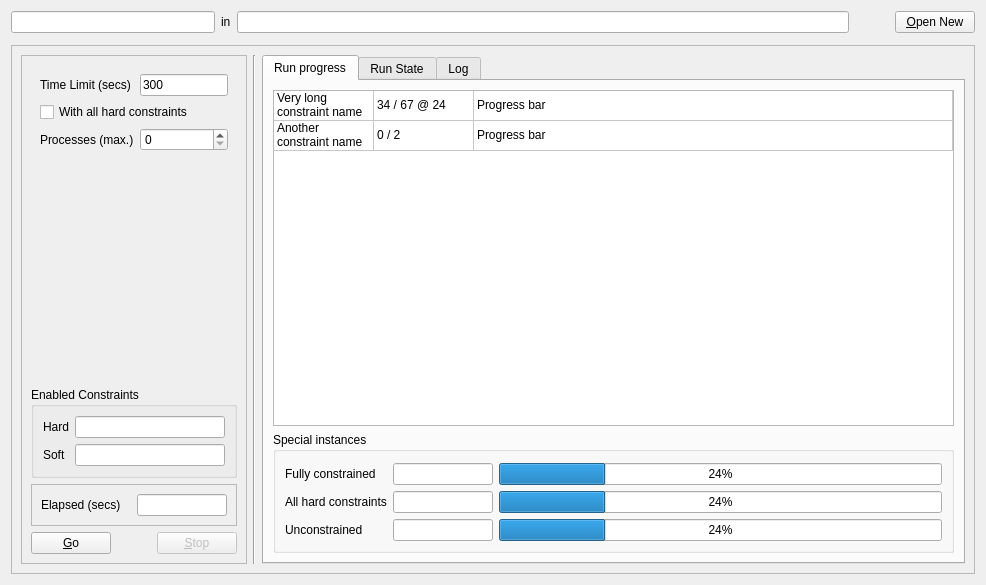
Before: the Qt Designer form gui/mainwindow.ui in gradgrind/fetrunner, drawn with Qt 5.
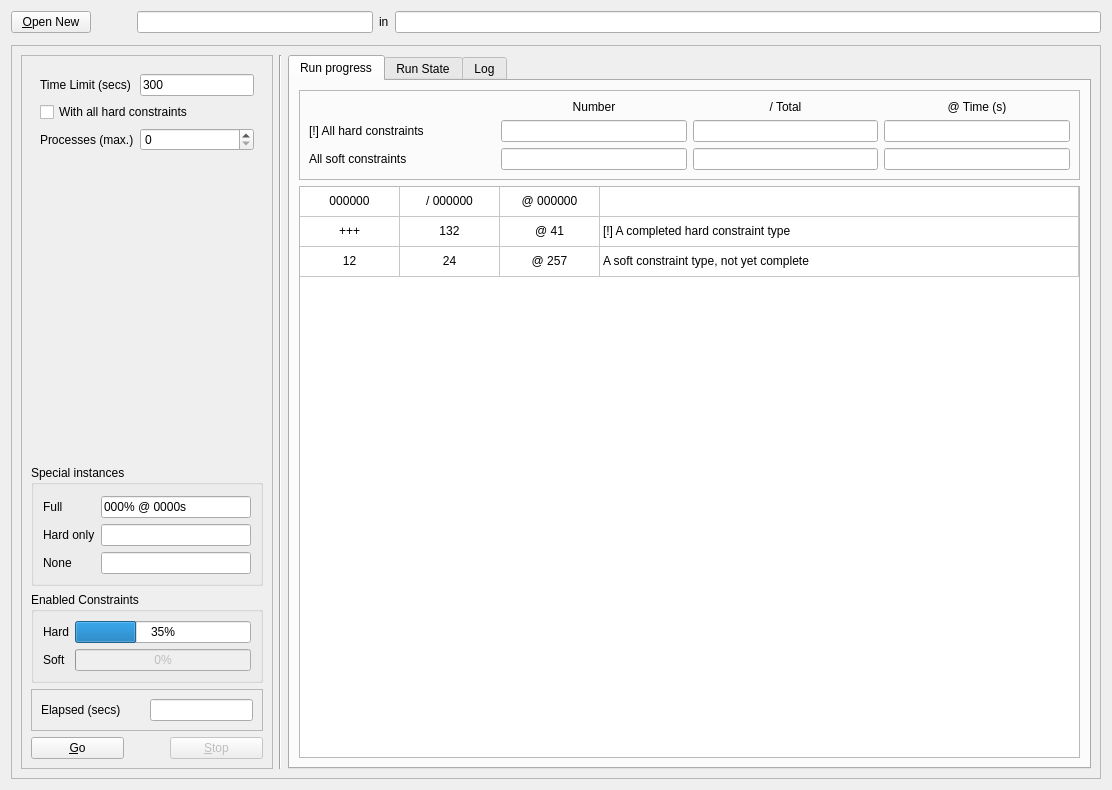
After: the same form once the commit is applied.

```diff
--- a/gui/mainwindow.ui
+++ b/gui/mainwindow.ui
@@ -6,8 +6,8 @@
    <rect>
     <x>0</x>
     <y>0</y>
-    <width>986</width>
-    <height>585</height>
+    <width>1112</width>
+    <height>790</height>
    </rect>
   </property>
   <property name="sizePolicy">
@@ -21,24 +21,11 @@
   </property>
   <layout class="QVBoxLayout" name="verticalLayout_4">
    <item>
-    <layout class="QHBoxLayout" name="horizontalLayout_3" stretch="1,0,3,0,0">
+    <layout class="QHBoxLayout" name="horizontalLayout_3" stretch="0,0,1,0,3">
      <item>
-      <widget class="QLineEdit" name="currentFile"/>
-     </item>
-     <item>
-      <widget class="QLabel" name="label">
+      <widget class="QPushButton" name="pb_open_new">
        <property name="text">
-        <string>in</string>
-       </property>
-      </widget>
-     </item>
-     <item>
-      <widget class="QLineEdit" name="currentDir">
-       <property name="text">
-        <string/>
-       </property>
-       <property name="readOnly">
-        <bool>true</bool>
+        <string>&amp;Open New</string>
        </property>
       </widget>
      </item>
@@ -59,9 +46,26 @@
       </spacer>
      </item>
      <item>
-      <widget class="QPushButton" name="pb_open_new">
+      <widget class="QLineEdit" name="currentFile">
+       <property name="readOnly">
+        <bool>true</bool>
+       </property>
+      </widget>
+     </item>
+     <item>
+      <widget class="QLabel" name="label">
        <property name="text">
-        <string>&amp;Open New</string>
+        <string>in</string>
+       </property>
+      </widget>
+     </item>
+     <item>
+      <widget class="QLineEdit" name="currentDir">
+       <property name="text">
+        <string/>
+       </property>
+       <property name="readOnly">
+        <bool>true</bool>
        </property>
       </widget>
      </item>
@@ -91,7 +95,7 @@
         <property name="frameShadow">
          <enum>QFrame::Shadow::Raised</enum>
         </property>
-        <layout class="QVBoxLayout" name="verticalLayout_3" stretch="1,0,0,0">
+        <layout class="QVBoxLayout" name="verticalLayout_3" stretch="1,0,0,0,0">
          <item>
           <widget class="QFrame" name="frame_parameters">
            <layout class="QFormLayout" name="formLayout">
@@ -170,6 +174,133 @@
            </layout>
           </widget>
          </item>
+         <item>
+          <widget class="QGroupBox" name="groupBox">
+           <property name="toolTip">
+            <string>Instances (runs) with fixed selections of constraints.</string>
+           </property>
+           <property name="title">
+            <string>Special instances</string>
+           </property>
+           <layout class="QGridLayout" name="gridLayout">
+            <item row="3" column="1">
+             <widget class="QLineEdit" name="progress_unconstrained">
+              <property name="sizePolicy">
+               <sizepolicy hsizetype="Ignored" vsizetype="Fixed">
+                <horstretch>0</horstretch>
+                <verstretch>0</verstretch>
+               </sizepolicy>
+              </property>
+              <property name="minimumSize">
+               <size>
+                <width>100</width>
+                <height>0</height>
+               </size>
+              </property>
+              <property name="toolTip">
+               <string/>
+              </property>
+              <property name="readOnly">
+               <bool>true</bool>
+              </property>
+             </widget>
+            </item>
+            <item row="2" column="1">
+             <widget class="QLineEdit" name="progress_hard_only">
+              <property name="sizePolicy">
+               <sizepolicy hsizetype="Ignored" vsizetype="Fixed">
+                <horstretch>0</horstretch>
+                <verstretch>0</verstretch>
+               </sizepolicy>
+              </property>
+              <property name="minimumSize">
+               <size>
+                <width>100</width>
+                <height>0</height>
+               </size>
+              </property>
+              <property name="toolTip">
+               <string/>
+              </property>
+              <property name="readOnly">
+               <bool>true</bool>
+              </property>
+             </widget>
+            </item>
+            <item row="3" column="0">
+             <widget class="QLabel" name="label_15">
+              <property name="toolTip">
+               <string>No constraints are enabled.</string>
+              </property>
+              <property name="text">
+               <string>None</string>
+              </property>
+             </widget>
+            </item>
+            <item row="1" column="1">
+             <widget class="QLineEdit" name="progress_complete">
+              <property name="sizePolicy">
+               <sizepolicy hsizetype="Ignored" vsizetype="Fixed">
+                <horstretch>0</horstretch>
+                <verstretch>0</verstretch>
+               </sizepolicy>
+              </property>
+              <property name="minimumSize">
+               <size>
+                <width>100</width>
+                <height>0</height>
+               </size>
+              </property>
+              <property name="toolTip">
+               <string/>
+              </property>
+              <property name="text">
+               <string>000% @ 0000s</string>
+              </property>
+              <property name="readOnly">
+               <bool>true</bool>
+              </property>
+             </widget>
+            </item>
+            <item row="1" column="0">
+             <widget class="QLabel" name="label_13">
+              <property name="toolTip">
+               <string>All constraints are enabled.</string>
+              </property>
+              <property name="text">
+               <string>Full</string>
+              </property>
+             </widget>
+            </item>
+            <item row="0" column="1">
+             <spacer name="horizontalSpacer_5">
+              <property name="orientation">
+               <enum>Qt::Orientation::Horizontal</enum>
+              </property>
+              <property name="sizeType">
+               <enum>QSizePolicy::Policy::Fixed</enum>
+              </property>
+              <property name="sizeHint" stdset="0">
+               <size>
+                <width>150</width>
+                <height>2</height>
+               </size>
+              </property>
+             </spacer>
+            </item>
+            <item row="2" column="0">
+             <widget class="QLabel" name="label_14">
+              <property name="toolTip">
+               <string>All hard constraints are enabled, no soft constraints.</string>
+              </property>
+              <property name="text">
+               <string>Hard only</string>
+              </property>
+             </widget>
+            </item>
+           </layout>
+          </widget>
+         </item>
          <item>
           <widget class="QGroupBox" name="groupBox_2">
            <property name="sizePolicy">
@@ -182,27 +313,14 @@
             <string>Enabled Constraints</string>
            </property>
            <layout class="QFormLayout" name="formLayout_2">
-            <item row="0" column="0">
+            <item row="1" column="0">
              <widget class="QLabel" name="label_2">
               <property name="text">
                <string>Hard</string>
               </property>
              </widget>
             </item>
-            <item row="0" column="1">
-             <widget class="QLineEdit" name="c_enabled_h">
-              <property name="sizePolicy">
-               <sizepolicy hsizetype="Ignored" vsizetype="Fixed">
-                <horstretch>0</horstretch>
-                <verstretch>0</verstretch>
-               </sizepolicy>
-              </property>
-              <property name="readOnly">
-               <bool>true</bool>
-              </property>
-             </widget>
-            </item>
-            <item row="1" column="0">
+            <item row="2" column="0">
              <widget class="QLabel" name="label_4">
               <property name="text">
                <string>Soft</string>
@@ -210,15 +328,43 @@
              </widget>
             </item>
             <item row="1" column="1">
-             <widget class="QLineEdit" name="c_enabled_s">
-              <property name="sizePolicy">
-               <sizepolicy hsizetype="Ignored" vsizetype="Fixed">
-                <horstretch>0</horstretch>
-                <verstretch>0</verstretch>
-               </sizepolicy>
+             <widget class="QProgressBar" name="progress_hard">
+              <property name="maximum">
+               <number>100</number>
               </property>
-              <property name="readOnly">
+              <property name="value">
+               <number>35</number>
+              </property>
+              <property name="textVisible">
                <bool>true</bool>
+              </property>
+              <property name="format">
+               <string>%p%</string>
+              </property>
+             </widget>
+            </item>
+            <item row="2" column="1">
+             <widget class="QProgressBar" name="progress_soft">
+              <property name="enabled">
+               <bool>false</bool>
+              </property>
+              <property name="minimum">
+               <number>0</number>
+              </property>
+              <property name="maximum">
+               <number>100</number>
+              </property>
+              <property name="value">
+               <number>0</number>
+              </property>
+              <property name="textVisible">
+               <bool>true</bool>
+              </property>
+              <property name="invertedAppearance">
+               <bool>false</bool>
+              </property>
+              <property name="format">
+               <string>%p%</string>
               </property>
              </widget>
             </item>
@@ -318,197 +464,322 @@
          </attribute>
          <layout class="QVBoxLayout" name="verticalLayout">
           <item>
-           <widget class="QTableWidget" name="progress_table">
-            <attribute name="horizontalHeaderVisible">
-             <bool>false</bool>
-            </attribute>
-            <attribute name="horizontalHeaderStretchLastSection">
-             <bool>true</bool>
-            </attribute>
-            <attribute name="verticalHeaderVisible">
-             <bool>false</bool>
-            </attribute>
-            <row>
-             <property name="text">
-              <string>Neue Zeile</string>
-             </property>
-            </row>
-            <row>
-             <property name="text">
-              <string>Neue Zeile</string>
-             </property>
-            </row>
-            <column>
-             <property name="text">
-              <string>Neue Spalte</string>
-             </property>
-            </column>
-            <column>
-             <property name="text">
-              <string>Neue Spalte</string>
-             </property>
-            </column>
-            <column>
-             <property name="text">
-              <string>Neue Spalte</string>
-             </property>
-            </column>
-            <item row="0" column="0">
-             <property name="text">
-              <string>Very long constraint name</string>
-             </property>
-            </item>
-            <item row="0" column="1">
-             <property name="text">
-              <string>34 / 67 @ 24</string>
-             </property>
-            </item>
-            <item row="0" column="2">
-             <property name="text">
-              <string>Progress bar</string>
-             </property>
-            </item>
-            <item row="1" column="0">
-             <property name="text">
-              <string>Another constraint name</string>
-             </property>
-            </item>
-            <item row="1" column="1">
-             <property name="text">
-              <string>0 / 2</string>
-             </property>
-            </item>
-            <item row="1" column="2">
-             <property name="text">
-              <string>Progress bar</string>
-             </property>
-            </item>
-           </widget>
-          </item>
-          <item>
-           <widget class="QGroupBox" name="groupBox">
-            <property name="title">
-             <string>Special instances</string>
+           <widget class="QFrame" name="frame">
+            <property name="frameShape">
+             <enum>QFrame::Shape::StyledPanel</enum>
             </property>
-            <layout class="QGridLayout" name="gridLayout">
-             <item row="1" column="2">
-              <widget class="QProgressBar" name="progress_complete_bar">
-               <property name="value">
-                <number>24</number>
+            <property name="frameShadow">
+             <enum>QFrame::Shadow::Raised</enum>
+            </property>
+            <layout class="QGridLayout" name="gridLayout_2">
+             <item row="0" column="3">
+              <widget class="QLabel" name="label_11">
+               <property name="text">
+                <string>@ Time (s)</string>
                </property>
-               <property name="textVisible">
+               <property name="alignment">
+                <set>Qt::AlignmentFlag::AlignCenter</set>
+               </property>
+              </widget>
+             </item>
+             <item row="2" column="1">
+              <widget class="QLineEdit" name="soft_naccepted">
+               <property name="sizePolicy">
+                <sizepolicy hsizetype="Ignored" vsizetype="Fixed">
+                 <horstretch>0</horstretch>
+                 <verstretch>0</verstretch>
+                </sizepolicy>
+               </property>
+               <property name="alignment">
+                <set>Qt::AlignmentFlag::AlignCenter</set>
+               </property>
+               <property name="readOnly">
                 <bool>true</bool>
                </property>
               </widget>
              </item>
              <item row="1" column="1">
-              <widget class="QLineEdit" name="progress_complete">
+              <widget class="QLineEdit" name="hard_naccepted">
                <property name="sizePolicy">
-                <sizepolicy hsizetype="Ignored" vsizetype="Fixed">
+                <sizepolicy hsizetype="Preferred" vsizetype="Fixed">
                  <horstretch>0</horstretch>
                  <verstretch>0</verstretch>
                 </sizepolicy>
                </property>
-               <property name="minimumSize">
-                <size>
-                 <width>100</width>
-                 <height>0</height>
-                </size>
+               <property name="text">
+                <string/>
                </property>
+               <property name="alignment">
+                <set>Qt::AlignmentFlag::AlignCenter</set>
+               </property>
+               <property name="readOnly">
+                <bool>true</bool>
+               </property>
               </widget>
              </item>
-             <item row="3" column="1">
-              <widget class="QLineEdit" name="progress_unconstrained">
+             <item row="2" column="2">
+              <widget class="QLineEdit" name="soft_nconstraints">
                <property name="sizePolicy">
                 <sizepolicy hsizetype="Ignored" vsizetype="Fixed">
                  <horstretch>0</horstretch>
                  <verstretch>0</verstretch>
                 </sizepolicy>
                </property>
-               <property name="minimumSize">
-                <size>
-                 <width>100</width>
-                 <height>0</height>
-                </size>
+               <property name="alignment">
+                <set>Qt::AlignmentFlag::AlignCenter</set>
                </property>
+               <property name="readOnly">
+                <bool>true</bool>
+               </property>
               </widget>
              </item>
-             <item row="0" column="1">
-              <spacer name="horizontalSpacer_5">
-               <property name="orientation">
-                <enum>Qt::Orientation::Horizontal</enum>
+             <item row="1" column="3">
+              <widget class="QLineEdit" name="hard_tlastchange">
+               <property name="sizePolicy">
+                <sizepolicy hsizetype="Preferred" vsizetype="Fixed">
+                 <horstretch>0</horstretch>
+                 <verstretch>0</verstretch>
+                </sizepolicy>
                </property>
-               <property name="sizeType">
-                <enum>QSizePolicy::Policy::Fixed</enum>
+               <property name="alignment">
+                <set>Qt::AlignmentFlag::AlignCenter</set>
                </property>
-               <property name="sizeHint" stdset="0">
-                <size>
-                 <width>100</width>
-                 <height>2</height>
-                </size>
+               <property name="readOnly">
+                <bool>true</bool>
                </property>
-              </spacer>
+              </widget>
+             </item>
+             <item row="1" column="2">
+              <widget class="QLineEdit" name="hard_nconstraints">
+               <property name="sizePolicy">
+                <sizepolicy hsizetype="Preferred" vsizetype="Fixed">
+                 <horstretch>0</horstretch>
+                 <verstretch>0</verstretch>
+                </sizepolicy>
+               </property>
+               <property name="text">
+                <string/>
+               </property>
+               <property name="alignment">
+                <set>Qt::AlignmentFlag::AlignCenter</set>
+               </property>
+               <property name="readOnly">
+                <bool>true</bool>
+               </property>
+              </widget>
              </item>
              <item row="2" column="0">
-              <widget class="QLabel" name="label_14">
+              <widget class="QLabel" name="label_8">
                <property name="text">
-                <string>All hard constraints</string>
+                <string>All soft constraints</string>
                </property>
               </widget>
              </item>
-             <item row="2" column="1">
-              <widget class="QLineEdit" name="progress_hard_only">
+             <item row="0" column="1">
+              <widget class="QLabel" name="label_9">
+               <property name="text">
+                <string>Number</string>
+               </property>
+               <property name="alignment">
+                <set>Qt::AlignmentFlag::AlignCenter</set>
+               </property>
+              </widget>
+             </item>
+             <item row="2" column="3">
+              <widget class="QLineEdit" name="soft_tlastchange">
                <property name="sizePolicy">
                 <sizepolicy hsizetype="Ignored" vsizetype="Fixed">
                  <horstretch>0</horstretch>
                  <verstretch>0</verstretch>
                 </sizepolicy>
                </property>
-               <property name="minimumSize">
-                <size>
-                 <width>100</width>
-                 <height>0</height>
-                </size>
+               <property name="alignment">
+                <set>Qt::AlignmentFlag::AlignCenter</set>
                </property>
-              </widget>
-             </item>
-             <item row="3" column="2">
-              <widget class="QProgressBar" name="progress_unconstrained_bar">
-               <property name="value">
-                <number>24</number>
-               </property>
-               <property name="textVisible">
+               <property name="readOnly">
                 <bool>true</bool>
                </property>
               </widget>
              </item>
-             <item row="3" column="0">
-              <widget class="QLabel" name="label_15">
+             <item row="0" column="2">
+              <widget class="QLabel" name="label_10">
                <property name="text">
-                <string>Unconstrained</string>
+                <string>/ Total</string>
+               </property>
+               <property name="alignment">
+                <set>Qt::AlignmentFlag::AlignCenter</set>
                </property>
               </widget>
              </item>
              <item row="1" column="0">
-              <widget class="QLabel" name="label_13">
+              <widget class="QLabel" name="label_6">
                <property name="text">
-                <string>Fully constrained</string>
-               </property>
-              </widget>
-             </item>
-             <item row="2" column="2">
-              <widget class="QProgressBar" name="progress_hard_only_bar">
-               <property name="value">
-                <number>24</number>
-               </property>
-               <property name="textVisible">
-                <bool>true</bool>
+                <string>[!] All hard constraints</string>
                </property>
               </widget>
              </item>
             </layout>
            </widget>
           </item>
+          <item>
+           <widget class="QTableWidget" name="progress_table">
+            <property name="editTriggers">
+             <set>QAbstractItemView::EditTrigger::NoEditTriggers</set>
+            </property>
+            <attribute name="horizontalHeaderVisible">
+             <bool>false</bool>
+            </attribute>
+            <attribute name="horizontalHeaderStretchLastSection">
+             <bool>true</bool>
+            </attribute>
+            <attribute name="verticalHeaderVisible">
+             <bool>false</bool>
+            </attribute>
+            <row>
+             <property name="text">
+              <string>Sizes</string>
+             </property>
+            </row>
+            <row>
+             <property name="text">
+              <string>Finished</string>
+             </property>
+            </row>
+            <row>
+             <property name="text">
+              <string>Running Soft</string>
+             </property>
+            </row>
+            <column>
+             <property name="text">
+              <string>Accepted</string>
+             </property>
+            </column>
+            <column>
+             <property name="text">
+              <string>Total</string>
+             </property>
+            </column>
+            <column>
+             <property name="text">
+              <string>Elapsed</string>
+             </property>
+            </column>
+            <column>
+             <property name="text">
+              <string>[Hard] Constraint type</string>
+             </property>
+            </column>
+            <item row="0" column="0">
+             <property name="text">
+              <string notr="true">000000</string>
+             </property>
+             <property name="font">
+              <font>
+               <bold>false</bold>
+              </font>
+             </property>
+             <property name="textAlignment">
+              <set>AlignCenter</set>
+             </property>
+            </item>
+            <item row="0" column="1">
+             <property name="text">
+              <string notr="true">/ 000000</string>
+             </property>
+             <property name="font">
+              <font>
+               <bold>false</bold>
+              </font>
+             </property>
+             <property name="textAlignment">
+              <set>AlignCenter</set>
+             </property>
+            </item>
+            <item row="0" column="2">
+             <property name="text">
+              <string notr="true">@ 000000</string>
+             </property>
+             <property name="font">
+              <font>
+               <bold>false</bold>
+              </font>
+             </property>
+             <property name="textAlignment">
+              <set>AlignCenter</set>
+             </property>
+            </item>
+            <item row="0" column="3">
+             <property name="text">
+              <string/>
+             </property>
+             <property name="font">
+              <font>
+               <bold>false</bold>
+               <underline>true</underline>
+              </font>
+             </property>
+            </item>
+            <item row="1" column="0">
+             <property name="text">
+              <string>+++</string>
+             </property>
+             <property name="textAlignment">
+              <set>AlignCenter</set>
+             </property>
+            </item>
+            <item row="1" column="1">
+             <property name="text">
+              <string>132</string>
+             </property>
+             <property name="textAlignment">
+              <set>AlignCenter</set>
+             </property>
+            </item>
+            <item row="1" column="2">
+             <property name="text">
+              <string>@ 41</string>
+             </property>
+             <property name="textAlignment">
+              <set>AlignCenter</set>
+             </property>
+            </item>
+            <item row="1" column="3">
+             <property name="text">
+              <string>[!] A completed hard constraint type</string>
+             </property>
+            </item>
+            <item row="2" column="0">
+             <property name="text">
+              <string>12</string>
+             </property>
+             <property name="textAlignment">
+              <set>AlignCenter</set>
+             </property>
+            </item>
+            <item row="2" column="1">
+             <property name="text">
+              <string>24</string>
+             </property>
+             <property name="textAlignment">
+              <set>AlignCenter</set>
+             </property>
+            </item>
+            <item row="2" column="2">
+             <property name="text">
+              <string>@ 257</string>
+             </property>
+             <property name="textAlignment">
+              <set>AlignCenter</set>
+             </property>
+            </item>
+            <item row="2" column="3">
+             <property name="text">
+              <string>A soft constraint type, not yet complete</string>
+             </property>
+            </item>
+           </widget>
+          </item>
          </layout>
         </widget>
         <widget class="QWidget" name="tab_2">
```
Left out of the diff: 114 changed lines with no effect on the pictures.
